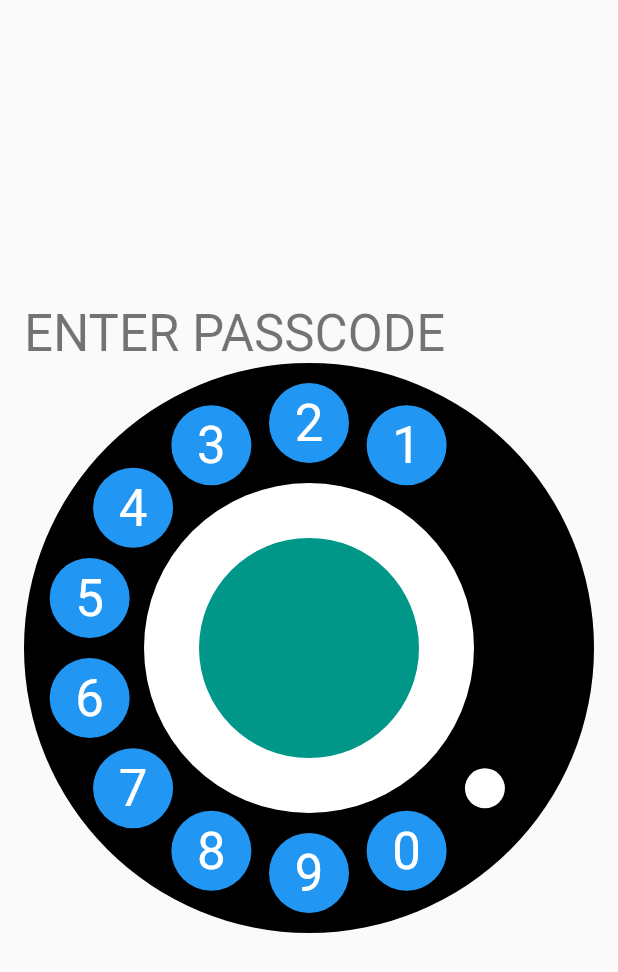
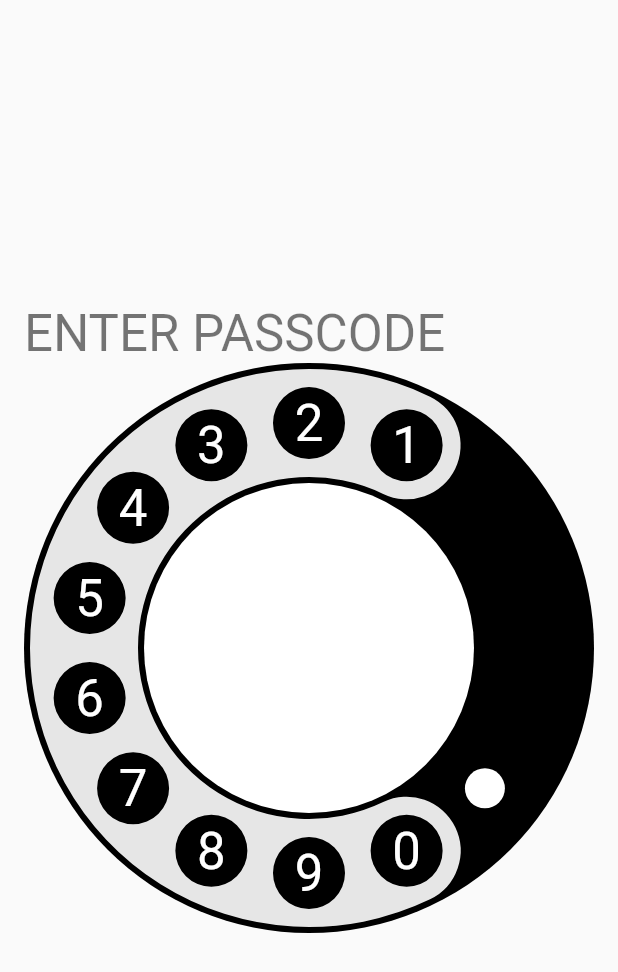
Before and after one commit to Veselchak-U/dialer_animation, a Flutter app: the screen it shows after launch, on a phone screen of 412 x 824 dp. Shown: the top 972 px of the screen. Run offline on Flutter 3.47's test engine with Material 2 defaults, Android fonts, the phone set to English and light mode, and no system bars.

Commit message:
[Feat] Added "horseshoe"

```diff
--- a/lib/components/dialer_button.dart
+++ b/lib/components/dialer_button.dart
@@ -3,14 +3,26 @@ import 'package:flutter/material.dart';
 class DialerButton extends StatelessWidget {
   final int number;
   final double size;
-  final VoidCallback? onPressed;
+  final void Function(DragStartDetails)? onPanStart;
+  final void Function(DragUpdateDetails)? onPanUpdate;
+  final void Function(DragEndDetails)? onPanEnd;
 
-  const DialerButton(this.number, this.size, {Key? key, this.onPressed})
-      : super(key: key);
+  const DialerButton(
+    this.number,
+    this.size, {
+    Key? key,
+    this.onPanStart,
+    this.onPanUpdate,
+    this.onPanEnd,
+  }) : super(key: key);
 
   @override
   Widget build(BuildContext context) {
-    return Container(
+    return GestureDetector(
+      onPanStart: onPanStart,
+      onPanUpdate: onPanUpdate,
+      onPanEnd: onPanEnd,
+      child: Container(
         width: size,
         height: size,
         padding: EdgeInsets.all(size / 6),
@@ -18,7 +30,6 @@ class DialerButton extends StatelessWidget {
           alignment: Alignment.center,
           decoration: const BoxDecoration(
             shape: BoxShape.circle,
-          color: Colors.blue,
           ),
           child: Text(
             '$number',
@@ -27,6 +38,7 @@ class DialerButton extends StatelessWidget {
                 ),
           ),
         ),
+      ),
     );
   }
 }
--- a/lib/components/dialer_horseshoe.dart
+++ b/lib/components/dialer_horseshoe.dart
@@ -1,42 +1,108 @@
+import 'dart:math';
+
 import 'package:flutter/material.dart';
 
 class DialerHorseshoe extends StatelessWidget {
-  final double outerSize;
-  final double innerSize;
+  final double outerRadius;
+  final double innerRadius;
+  final double holeRadius;
+  final double startAngle;
+  final double stepAngle;
+  final double endAngle;
 
   const DialerHorseshoe({
     Key? key,
-    required this.outerSize,
-    required this.innerSize,
+    required this.outerRadius,
+    required this.innerRadius,
+    required this.holeRadius,
+    required this.startAngle,
+    required this.stepAngle,
+    required this.endAngle,
   }) : super(key: key);
 
   @override
   Widget build(BuildContext context) {
     return CustomPaint(
-      size: Size(outerSize, outerSize),
-      painter: _DialerHorseshoePainter(innerSize),
+      size: Size.square(outerRadius * 2),
+      painter: _DialerHorseshoePainter(
+        outerRadius: outerRadius,
+        innerRadius: innerRadius,
+        holeRadius: holeRadius,
+        startAngle: startAngle,
+        stepAngle: stepAngle,
+        endAngle: endAngle,
+      ),
     );
   }
 }
 
 class _DialerHorseshoePainter extends CustomPainter {
-  final double innerSize;
+  final double outerRadius;
+  final double innerRadius;
+  final double holeRadius;
+  final double startAngle;
+  final double stepAngle;
+  final double endAngle;
 
-  _DialerHorseshoePainter(this.innerSize);
+  _DialerHorseshoePainter({
+    required this.outerRadius,
+    required this.innerRadius,
+    required this.holeRadius,
+    required this.startAngle,
+    required this.stepAngle,
+    required this.endAngle,
+  });
 
   @override
   void paint(Canvas canvas, Size size) {
-    var paint = Paint()
-      ..color = Colors.teal
-      ..strokeWidth = 15;
+    final canvasCenter = Offset(size.width / 2, size.height / 2);
+    final middleRadius = (outerRadius + innerRadius) / 2;
+    final roundingRadius = (outerRadius - innerRadius) / 2;
 
-    Offset center = Offset(size.width / 2, size.height / 2);
+    final path1 = Path();
+    //anchor points
+    final startOuterArc = _getArcPoint(canvasCenter, outerRadius, startAngle);
+    final endOuterArc = _getArcPoint(canvasCenter, outerRadius, endAngle);
+    final startInnerArc = _getArcPoint(canvasCenter, innerRadius, startAngle);
+    final endInnerArc = _getArcPoint(canvasCenter, innerRadius, endAngle);
+    //outer arc
+    path1.moveTo(startOuterArc.dx, startOuterArc.dy);
+    path1.arcToPoint(endOuterArc,
+        radius: Radius.circular(outerRadius), largeArc: true);
+    //first rounding
+    path1.arcToPoint(endInnerArc, radius: Radius.circular(roundingRadius));
+    //inner arc
+    path1.arcToPoint(startInnerArc,
+        radius: Radius.circular(innerRadius), largeArc: true, clockwise: false);
+    //second rounding
+    path1.arcToPoint(startOuterArc, radius: Radius.circular(roundingRadius));
 
-    canvas.drawCircle(center, innerSize / 3, paint);
+    //buttons holes
+    final path2 = Path();
+    var angle = startAngle;
+    for (var i = 0; i < 10; i++) {
+      final holeCenter = _getArcPoint(canvasCenter, middleRadius, angle);
+      final rect = Rect.fromCircle(center: holeCenter, radius: holeRadius);
+      path2.addOval(rect);
+      angle += stepAngle;
+    }
+
+    final combinePath = Path.combine(PathOperation.difference, path1, path2);
+    final paint = Paint()
+      ..color = Colors.white.withOpacity(0.9)
+      ..style = PaintingStyle.fill;
+    canvas.drawPath(combinePath, paint);
   }
 
   @override
   bool shouldRepaint(covariant CustomPainter oldDelegate) {
     return false;
   }
+
+  Offset _getArcPoint(Offset center, double radius, double angle) {
+    return Offset(
+      center.dx + radius * cos(angle),
+      center.dy + radius * sin(angle),
+    );
+  }
 }
--- a/lib/dialer_widget.dart
+++ b/lib/dialer_widget.dart
@@ -15,20 +15,22 @@ class DialerWidget extends StatefulWidget {
 }
 
 class _DialerWidgetState extends State<DialerWidget> {
-  static const _buttonSize = 80.0;
+  static const buttonSize = 80.0;
+  static const stepAngle = pi / 7;
+  static const startAngle = pi / 2 - stepAngle;
 
   static const List<Widget> _buttons = [
-    DialerButton(1, _buttonSize),
-    DialerButton(2, _buttonSize),
-    DialerButton(3, _buttonSize),
-    DialerButton(4, _buttonSize),
-    DialerButton(5, _buttonSize),
-    DialerButton(6, _buttonSize),
-    DialerButton(7, _buttonSize),
-    DialerButton(8, _buttonSize),
-    DialerButton(9, _buttonSize),
-    DialerButton(0, _buttonSize),
-    DialerStopper(_buttonSize),
+    DialerButton(1, buttonSize),
+    DialerButton(2, buttonSize),
+    DialerButton(3, buttonSize),
+    DialerButton(4, buttonSize),
+    DialerButton(5, buttonSize),
+    DialerButton(6, buttonSize),
+    DialerButton(7, buttonSize),
+    DialerButton(8, buttonSize),
+    DialerButton(9, buttonSize),
+    DialerButton(0, buttonSize),
+    DialerStopper(buttonSize),
   ];
 
   final List<Alignment> _circleAlignments = [];
@@ -44,7 +46,9 @@ class _DialerWidgetState extends State<DialerWidget> {
 
   @override
   Widget build(BuildContext context) {
-    final innerSize = widget.size - _buttonSize * 2;
+    const gap = 4.0;
+    const holePadding = 16.0;
+    final innerSize = widget.size - buttonSize * 2;
 
     return SizedBox(
       width: widget.size,
@@ -55,9 +59,16 @@ class _DialerWidgetState extends State<DialerWidget> {
           const _OuterCircle(),
           _InnerCircle(innerSize),
           ..._buttonsWithAlignment,
-          DialerHorseshoe(
-            outerSize: widget.size,
-            innerSize: innerSize,
+          Padding(
+            padding: const EdgeInsets.all(gap),
+            child: DialerHorseshoe(
+              outerRadius: widget.size / 2 - gap,
+              innerRadius: innerSize / 2 + gap,
+              holeRadius: buttonSize / 2 - holePadding,
+              startAngle: startAngle,
+              stepAngle: stepAngle,
+              endAngle: startAngle + stepAngle * 9,
+            ),
           ),
         ],
       ),
@@ -66,14 +77,12 @@ class _DialerWidgetState extends State<DialerWidget> {
 
   void _fillCircleAlignments() {
     const double radius = 1;
-    const double step = pi / 7;
-    const double start = (pi / 2) - step;
-    double angle = start;
+    double angle = startAngle;
     for (var i = 0; i < _buttons.length; i++) {
       final x = radius * cos(angle);
       final y = radius * sin(angle);
       _circleAlignments.add(Alignment(x, y * -1));
-      angle += step;
+      angle += stepAngle;
     }
   }
 
```
Lines whose indentation alone changed are shown as unchanged.
